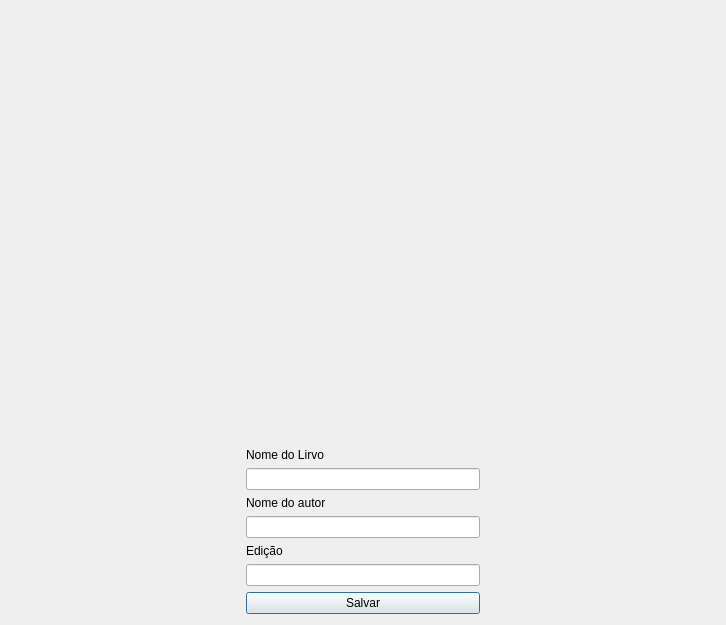
Above: cadlivro.ui from Winicios22/Gbiblioteca before the change. Below: the same form after it.
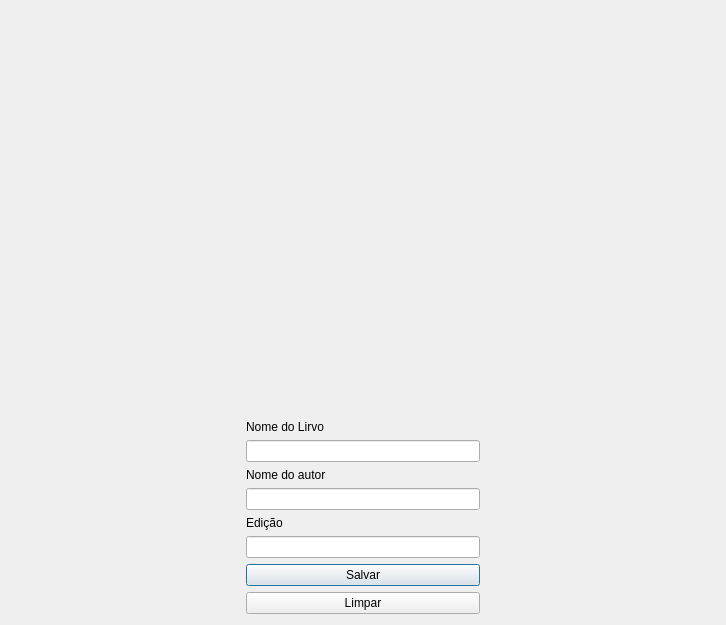
That is the form after the change. Icons and pictures are not drawn.

Commit message: botao de limpar

What changed in the file:
```diff
--- a/cadlivro.ui
+++ b/cadlivro.ui
@@ -92,6 +92,13 @@
        </property>
       </widget>
      </item>
+     <item>
+      <widget class="QPushButton" name="pushButton_2">
+       <property name="text">
+        <string>Limpar</string>
+       </property>
+      </widget>
+     </item>
     </layout>
    </item>
    <item row="2" column="1">
```
The commit also changes 2 other files.
